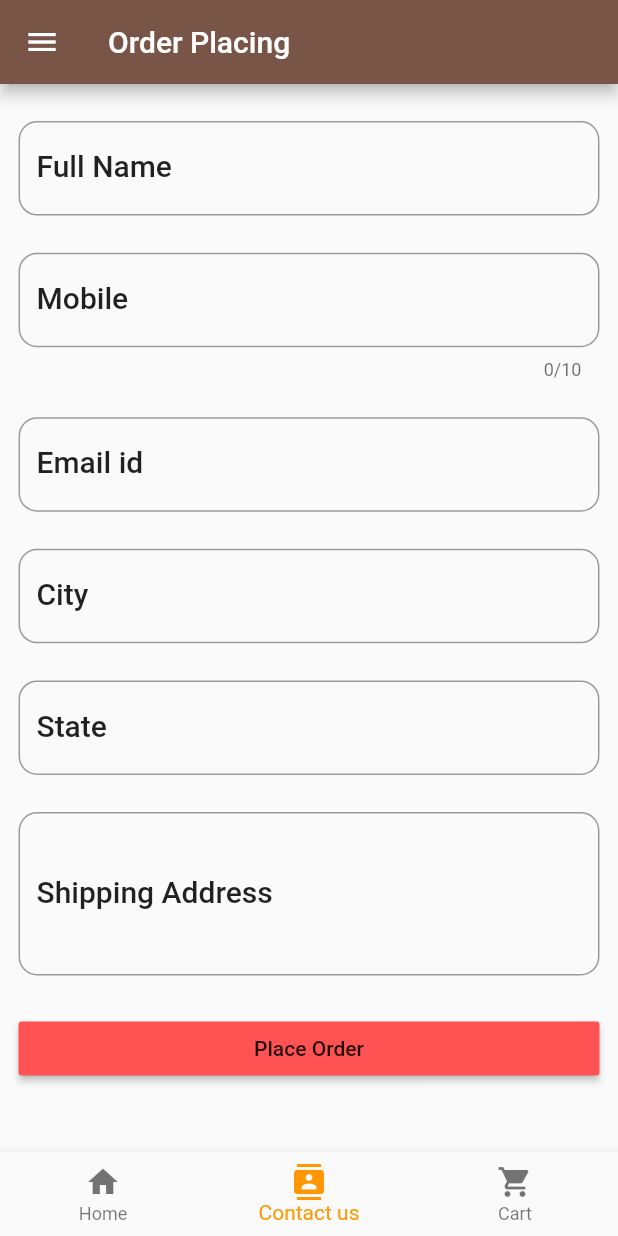
After one commit to jatinkumar11954/carigari, a Flutter app: the OrderConfirm screen opened by its route, on a phone screen of 412 x 824 dp. The commit adds this screen. Run offline on Flutter 3.47's test engine with Material 2 defaults, Android fonts, the phone set to English and light mode, and no system bars; our stand-ins replace carousel_slider, cloud_firestore, connectivity, firebase_auth, firebase_database, splashscreen; accounts and stored records are empty; network calls fail.

Commit message:
includes Effecient Cart feature

```diff
--- a/lib/Arrangements/variables.dart
+++ b/lib/Arrangements/variables.dart
@@ -8,20 +8,31 @@ bool isLogged=false;
 String token="r";
 var UserName="NoName";
 var EmailId="No Mailid";
-var Phone="";
+var Phone;
 int TempIndex;
-
+int price=0;
   List<DocumentSnapshot> category=[];
 
   List<DocumentSnapshot> cart=[];
 
+  // List selected=[];
+
+  // List selected = [1,2,3];
+  List<int> selected=[];
+
+  List<int> temp=[];
+  // List<int> get selected{
+  //   return [..._selected];
+  // }
+  // List<int> selected = new List(5);
+
   //  List<DocumentSnapshot> cart=[];
 
 
-  var CartData = new List<int>();
+  // var CartData = new List<int>();
   // var CartData = new List<String>();
   // var CartPrice = new List<int>();
-  int Total;
+  // int Total;
   // var<S> cart=[];
 
 // var ReferralCode="j";
@@ -30,13 +41,18 @@ int TempIndex;
 
 TextEditingController UserNameController =new TextEditingController();
 TextEditingController EmailIdController =new TextEditingController();
-TextEditingController ReferralCodeController =new TextEditingController();
+// TextEditingController ReferralCodeController =new TextEditingController();
 
 
 
-abstract class Storing{
-  String name;
-  int price;
-}
+// abstract class Storing{
+//   String name;
+//   int price;
+// }
 
 // final List<Storing> ir;
+
+// class vari{
+//   List selected=[];
+
+// }
--- a/lib/screens/Data/phone.dart
+++ b/lib/screens/Data/phone.dart
@@ -127,6 +127,7 @@ class _PhoneLoginState extends State<PhoneLogin> {
 
     ).then((user){
       Navigator.pushReplacementNamed(context, "HomeScreen");
+
     });
 
   }
--- a/lib/screens/isConnection.dart
+++ b/lib/screens/isConnection.dart
@@ -29,6 +29,7 @@ import './homescreen.dart';
 import './imageNoNet.dart';
 import './selectScreen.dart';
 import './Data/Register.dart';
+import '../screens/orderConfirm.dart';
 class IsConnection extends StatefulWidget {
   @override
   _IsConnection createState() => _IsConnection();
@@ -117,6 +118,8 @@ class _IsConnection extends State<IsConnection> {
         'ProfileEdit':(BuildContext context) => new ProfileEdit(),
         'SubCategory':(BuildContext context) => new SubCategory(),
 
+        'OrderConfirm':(BuildContext context) => new OrderConfirm(),
+
 
     },
   );
--- /dev/null
+++ b/lib/screens/orderConfirm.dart
@@ -0,0 +1,386 @@
+import 'package:cloud_firestore/cloud_firestore.dart';
+import 'package:carigari/Arrangements/Drawer.dart';
+import 'package:carigari/screens/bottomNavigation.dart';
+import 'package:carigari/Arrangements/sizeModification.dart';
+import 'package:flutter/material.dart' as prefix0;
+
+import 'package:flutter/widgets.dart';
+import "package:flutter/material.dart";
+import '../Arrangements/variables.dart'as global;
+class OrderConfirm extends StatefulWidget
+{
+  @override
+  _OrderConfirmState createState() => _OrderConfirmState();
+}
+
+class _OrderConfirmState extends State<OrderConfirm> {
+   final GlobalKey<FormState> _OrderConfirmKey = GlobalKey<FormState>();
+   final GlobalKey<ScaffoldState> _scaffoldKey = new GlobalKey<ScaffoldState>();
+  TextEditingController nameInput;
+  TextEditingController cityInput;
+  TextEditingController phoneNumberInput;
+  TextEditingController emailInput;
+  TextEditingController stateInput;
+  TextEditingController msgInput;
+
+
+
+  @override
+  initState() {
+    nameInput = new TextEditingController();
+    emailInput = new TextEditingController();
+    cityInput=new TextEditingController();
+    phoneNumberInput=new TextEditingController();
+    stateInput=new TextEditingController();
+    msgInput = new TextEditingController();
+    super.initState();
+  }
+
+  var _dropforms= [
+   'General','Feedback','Corporate','BulkOrder'
+  ];
+  var _dropformSelected="General";
+
+
+   void callSnackBar(String msg,[int er])
+  {
+
+      // msg="There is no record with this user, please register first by clicking Register";
+      final SnackBar=new prefix0.SnackBar(
+      content: new Text(msg),
+      duration: new Duration(seconds: 3),
+    //   action: new SnackBarAction(label: "Register",
+    //   onPressed: (){
+    //     Navigator.pushNamed(context, "Register");
+    //   },),
+    );
+     _scaffoldKey.currentState.showSnackBar(SnackBar);
+    }
+
+  @override
+  Widget build(BuildContext context) {
+    TextStyle textStyle = Theme.of(context).textTheme.title;
+
+    // // TODO: implement build
+    // String dropdownValue='One';
+
+        return new Scaffold(
+          key: _scaffoldKey,
+
+          // resizeToAvoidBottomPadding: false,
+                  appBar: AppBar(
+                    title: Text("Order Placing"),
+                    backgroundColor: Colors.brown,
+                  ),
+                  drawer: theDrawer(context),
+                  bottomNavigationBar: bottomnavigation(context,1),
+                  body:WillPopScope(
+                  onWillPop:()
+                  {
+                    Navigator.pushNamed(context,'HomeScreen');
+
+                  },
+                  child: Container(
+                    margin: EdgeInsets.all(SizeConfig.blockSizeVertical*1.5),
+                    child:Form(
+                      key: _OrderConfirmKey,
+                      child: ListView(
+                       children: <Widget>[
+                        Padding(
+                          padding: EdgeInsets.only(top: SizeConfig.blockSizeVertical*1.5,bottom:SizeConfig.blockSizeVertical*1.5 ),
+                          child:TextFormField(
+                            controller: nameInput,
+                            validator: nameValidator,
+                            style:textStyle,
+                          // keyboardType: Text(),
+                          decoration: InputDecoration(
+                            labelStyle:textStyle,
+                            labelText: "Full Name",
+                            hintText: "Enter your Name",
+                            border: OutlineInputBorder(
+                              borderRadius: BorderRadius.circular(SizeConfig.blockSizeVertical*1.5)
+                            )
+                          ),
+                        ),
+                        ),
+                        Padding(
+                          padding: EdgeInsets.only(top: SizeConfig.blockSizeVertical*1.5,bottom:SizeConfig.blockSizeVertical*1.5 ),
+                      child: TextFormField(
+                          keyboardType: TextInputType.number,
+                          controller: phoneNumberInput,
+                           style:textStyle,
+                          maxLength: 10,
+                           validator: phoneValidator,
+                          decoration: InputDecoration(
+                             labelStyle:textStyle,
+                            labelText: "Mobile",
+                            hintText: "Enter your Mobile Number",
+                            border: OutlineInputBorder(
+                              borderRadius: BorderRadius.circular(SizeConfig.blockSizeVertical*1.5)
+                            )
+                          ),
+                        ),
+                        ),
+                        Padding(
+                          padding: EdgeInsets.only(top: SizeConfig.blockSizeVertical*1.5,bottom:SizeConfig.blockSizeVertical*1.5 ),
+                      child: TextFormField(
+                        controller: emailInput,
+                          keyboardType: TextInputType.emailAddress,
+                           style:textStyle,
+                           validator: emailValidator,
+                          decoration: InputDecoration(
+                             labelStyle:textStyle,
+                            labelText: "Email id",
+                            hintText: "Enter your EMail id",
+                            border: OutlineInputBorder(
+                              borderRadius: BorderRadius.circular(SizeConfig.blockSizeVertical*1.5)
+                            )
+                          ),
+                        ),
+                        ),
+                        Padding(
+                          padding: EdgeInsets.only(top: SizeConfig.blockSizeVertical*1.5,bottom:SizeConfig.blockSizeVertical*1.5 ),
+                      child: TextFormField(
+                          // keyboardType: TextInputType.number,
+                           style:textStyle,
+                           controller: cityInput,
+                           validator: nameValidator,
+                          decoration: InputDecoration(
+                             labelStyle:textStyle,
+                            labelText: "City",
+                            hintText: "Enter your City",
+                            border: OutlineInputBorder(
+                              borderRadius: BorderRadius.circular(SizeConfig.blockSizeVertical*1.5)
+                            )
+                          ),
+                        ),
+                        ),
+                        Padding(
+                          padding: EdgeInsets.only(top: SizeConfig.blockSizeVertical*1.5,bottom:SizeConfig.blockSizeVertical*1.5 ),
+                      child: TextField(
+                          // keyboardType: TextInputType.number,
+                           style:textStyle,
+                          //  controller: ,
+                          decoration: InputDecoration(
+                             labelStyle:textStyle,
+                            labelText: "State",
+                            hintText: "Enter your State",
+                            border: OutlineInputBorder(
+                              borderRadius: BorderRadius.circular(SizeConfig.blockSizeVertical*1.5)
+                            )
+                          ),
+                        ),
+                        ),
+          //               DropdownButton<String>(
+          //                 value: dropdownValue,
+          //                 onChanged: (String newValue)
+          //                 {
+          //                   setState(() {
+          //                    if(newValue!=null)
+          //                       dropdownValue=newValue;
+          //                   });
+          //                 },
+          //                 items: <String>['General','Feedback','Corporate','BulkOrder']
+          //                 .map<DropdownMenuItem<String>(
+          //                 value: value,
+          //                 child: Text(Value),
+          //                 );
+          // }).tolist());
+          //           )
+
+          // DropdownButton<String>(
+          //       value: dropdownValue,
+          //       icon: Icon(Icons.arrow_downward),
+          //       iconSize: 24,
+          //       elevation: 16,
+          //       style: TextStyle(
+          //         color: Colors.deepPurple
+          //       ),
+          //       underline: Container(
+          //         height: 2,
+          //         color: Colors.deepPurpleAccent,
+          //       ),
+          //       onChanged: (String newValue) {
+          //         setState(() {
+          //           dropdownValue = newValue;
+          //         });
+          //       },
+          //       items: <String>['One', 'Two', 'Free', 'Four']
+          //         .map<DropdownMenuItem<String>>((String value) {
+          //           return DropdownMenuItem<String>(
+          //             value: value,
+          //             child: Text(value),
+          //           );
+          //         })
+          //         .toList(),
+          //     ),
+
+
+
+
+                  // Padding(
+                  //     padding: EdgeInsets.only(top: SizeConfig.blockSizeVertical*1.5,bottom:SizeConfig.blockSizeVertical*1.5 ),
+                  //     child:DropdownButton(
+                  //                 items: _dropdownValues
+                  //                     .map(
+                  //                       (value) => DropdownMenuItem(
+                  //                           child: Text(value),
+                  //                           value: value,
+                  //                         )
+                  //                         )
+                  //                     .toList(),
+                  //                 onChanged: (String value) {
+                  //                  //
+                  //                 },
+                  //                 isExpanded: false,
+                  //                 hint: Text('Select the category '),
+                  //               ),
+                  // ),
+
+                // Padding(
+                //           padding: EdgeInsets.only(top: SizeConfig.blockSizeVertical*1.5,bottom:SizeConfig.blockSizeVertical*1.5 ),
+                //       child:DropdownButton<String>(
+                //       items: _dropforms.map((String dropDownStringItem)
+                //       {
+                //          return DropdownMenuItem<String>(
+                //             value: dropDownStringItem,
+                //             child: Text(dropDownStringItem),
+
+                //          );
+                //       }).toList(),
+                //       onChanged: (String newValueSelected){
+                //         setState(() {
+                //           this._dropformSelected =newValueSelected;
+                //         });
+                //       },
+                //       value: _dropformSelected,
+                //       ),
+                // ),
+
+
+                Padding(
+                          padding: EdgeInsets.only(top: SizeConfig.blockSizeVertical*1.5,bottom:SizeConfig.blockSizeVertical*1.5 ),
+                      child: TextFormField(
+                        controller: msgInput,
+                        validator: nameValidator,
+                         style:textStyle,
+                         maxLines: 3,
+                          // keyboardType: TextInputType.number,
+                          decoration: InputDecoration(
+                             labelStyle:textStyle,
+                            labelText: "Shipping Address",
+                            hintText: "Enter Address",
+                            border: OutlineInputBorder(
+                              borderRadius: BorderRadius.circular(SizeConfig.blockSizeVertical*1.5)
+                            )
+                          ),
+                        ),
+                        ),
+
+                  Padding(
+                      padding: EdgeInsets.only(top: SizeConfig.blockSizeVertical*1.5,bottom:SizeConfig.blockSizeVertical*1.5 ),
+                      child:RaisedButton(
+                        child: Text("Place Order"),
+                        color: Colors.redAccent,
+                        onPressed: () async
+                        {
+
+
+              // showDialog(
+              //     context: context,
+              //     builder: (BuildContext context) {
+              //       return Center(child: CircularProgressIndicator(),);
+              //     });
+              // await loginAction();
+
+                           if (_OrderConfirmKey.currentState.validate()) {
+                            //  _scaffoldKey.currentState.showSnackBar(
+                      // new SnackBar(duration: new Duration(seconds: 4), content:
+                      // new Row(
+                      //   children: <Widget>[
+                      //     new CircularProgressIndicator(),
+                      //     new Text("  Sending info...")
+                      //   ],
+                      // ),
+                      // ));
+                       // _handleSignIn()
+                  //     .whenComplete(() =>
+                  //     Navigator.of(context).pushNamed("HomeScreen")
+                  // );
+                                    callSnackBar("Order Placed Successfully!!!");
+
+                                      Firestore.instance
+                                      .collection('Orders Placed')
+                                      .document(nameInput.text)
+                                      .setData({
+                                        "name":nameInput.text,
+                                        // "uid": currentUser.uid,
+                                        "city": cityInput.text,
+                                        "message": msgInput.text,
+                                        "email": emailInput.text,
+                                        "mobile":phoneNumberInput.text,
+                                        "price":global.selected.toString(),
+
+                                      })
+                                      .then((result) => {
+                                        global.selected=[],
+                                        global.cart=[],
+                                        print(global.selected),
+                                        Navigator.pushNamed(context,"HomeScreen"),
+                                        nameInput.clear(),
+                                        cityInput.clear(),
+                                        phoneNumberInput.clear(),
+                                        emailInput.clear(),
+                                        msgInput.clear(),
+                                        stateInput.clear(),
+                                      })
+                                  .catchError((err) => print(err));
+                                  // callSnackBar("Please check the details properly"));
+                              }
+
+                        },
+                        ),
+                    ) ,
+
+                  ],
+                ),
+              ),
+            ),
+          )
+          );
+          }
+
+  String nameValidator(String value)
+  {
+    if(value.length<3)
+    {
+      return "please fill this field with atleast 3 characters";
+    }
+    else
+    {
+      return null;
+    }
+  }
+
+String phoneValidator(String value)
+{
+if (value.length!=10) {
+      return 'Phone Number must be of 10 digits';
+    } else {
+      return null;
+    }
+}
+
+String emailValidator(String value) {
+  //need to write the efficient validator here
+    Pattern pattern =
+        r'^(([^<>()[\]\\.,;:\s@\"]+(\.[^<>()[\]\\.,;:\s@\"]+)*)|(\".+\"))@((\[[0-9]{1,3}\.[0-9]{1,3}\.[0-9]{1,3}\.[0-9]{1,3}\])|(([a-zA-Z\-0-9]+\.)+[a-zA-Z]{2,}))$';
+    RegExp regex = new RegExp(pattern);
+    if (!regex.hasMatch(value)) {
+      return 'Email format is invalid';
+    } else {
+      return null;
+    }
+  }
+
+}
--- a/lib/screens/selectScreen.dart
+++ b/lib/screens/selectScreen.dart
@@ -6,6 +6,7 @@ import 'package:flutter/material.dart' as prefix0;
 import 'package:flutter/widgets.dart';
 import '../Arrangements/sizeModification.dart';
 import 'package:carigari/screens/homescreen.dart';
+import '../Arrangements/variables.dart'as global;
 
 class SelectScreen extends StatefulWidget
 {
@@ -66,6 +67,9 @@ class _SelectScreenState extends State<SelectScreen> {
                 {
 
                   print("jp user yes ra"),
+                  global.Phone=currentUser.phoneNumber,
+                  global.EmailId=currentUser.email,
+                  print(global.EmailId+global.Phone),
                   // Navigator.pushNamed(context, "Homescreen"),
                   Navigator.pushNamed(context,"HomeScreen"),
                   // Firestore.instance
```
Also changed, not shown: lib/screens/Data/login.dart (+11 -1 lines), lib/screens/cart.dart (+83 -50 lines), lib/screens/homescreen.dart (+16 -12 lines), lib/screens/subcategory.dart (+62 -18 lines), 1 other file.
